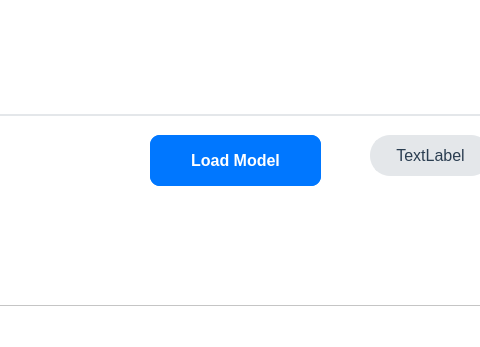
mc-cat-tty/Text-Classification, file gui/gui.ui: the form before one commit; both pictures show x 170 to 650 and y 254 to 601 of the 808 by 601 pixel window.
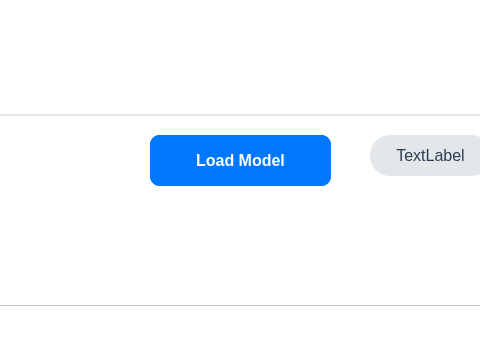
The form after the commit. Icons and pictures are not drawn.

Patch:
```diff
--- a/gui/gui.ui
+++ b/gui/gui.ui
@@ -520,13 +520,15 @@
       <rect>
        <x>310</x>
        <y>360</y>
-       <width>171</width>
+       <width>181</width>
        <height>51</height>
       </rect>
      </property>
      <property name="font">
       <font>
        <pointsize>-1</pointsize>
+       <weight>75</weight>
+       <bold>true</bold>
       </font>
      </property>
      <property name="cursor">
@@ -543,8 +545,7 @@
 font-size: 16px;
 background-color: rgb(0, 119, 255);
 border: 0px solid;
-border-radius: 10px;
-padding: 13px 35px;</string>
+border-radius: 10px;</string>
      </property>
      <property name="text">
       <string>Classify Text</string>
@@ -647,7 +648,7 @@
       <rect>
        <x>310</x>
        <y>360</y>
-       <width>171</width>
+       <width>181</width>
        <height>51</height>
       </rect>
      </property>
@@ -672,8 +673,7 @@
 font-size: 16px;
 background-color: rgb(0, 119, 255);
 border: 0px solid;
-border-radius: 10px;
-padding: 13px 35px;</string>
+border-radius: 10px;</string>
      </property>
      <property name="text">
       <string>Load Model</string>
```
Left out of the diff: 2 changed lines with no effect on the pictures.
